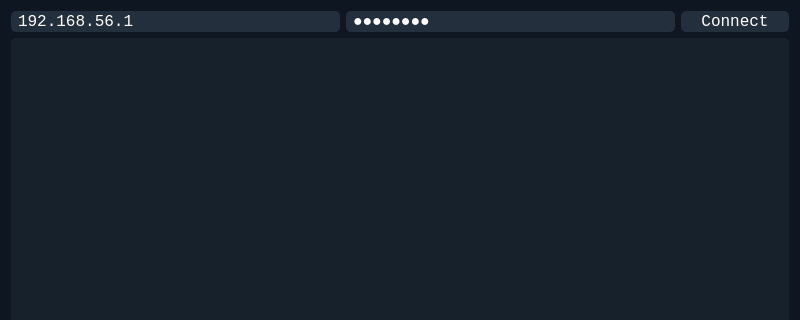
Qt form gui/client.ui (ixmjk/BeeRAT) before a commit; both pictures show x 0 to 800 and y 0 to 320 of the 800 by 600 pixel window.
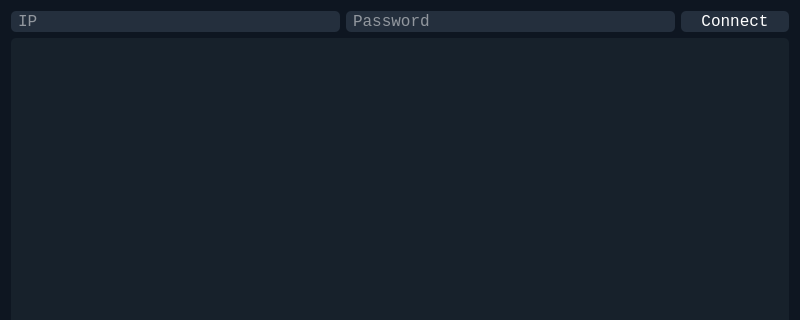
The same form after that commit.

Diff of the .ui file:
```diff
--- a/gui/client.ui
+++ b/gui/client.ui
@@ -50,7 +50,7 @@
 }</string>
      </property>
      <property name="text">
-      <string>192.168.56.1</string>
+      <string/>
      </property>
      <property name="placeholderText">
       <string>IP</string>
@@ -80,7 +80,7 @@
 }</string>
      </property>
      <property name="text">
-      <string>password</string>
+      <string/>
      </property>
      <property name="echoMode">
       <enum>QLineEdit::Password</enum>
```
